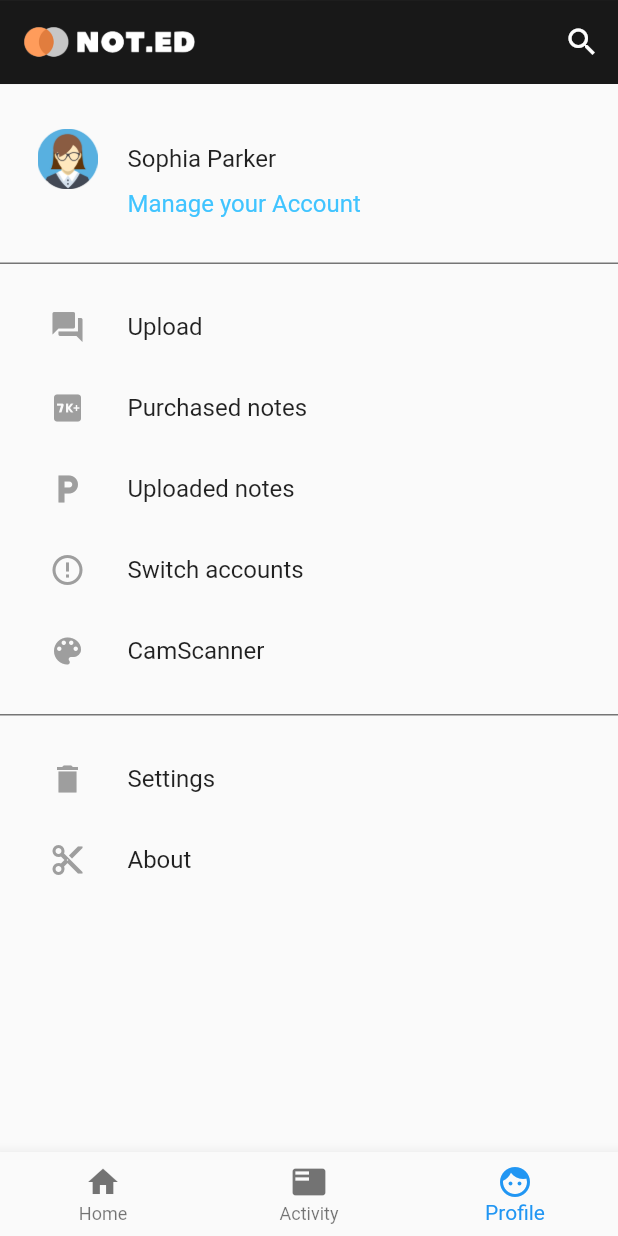
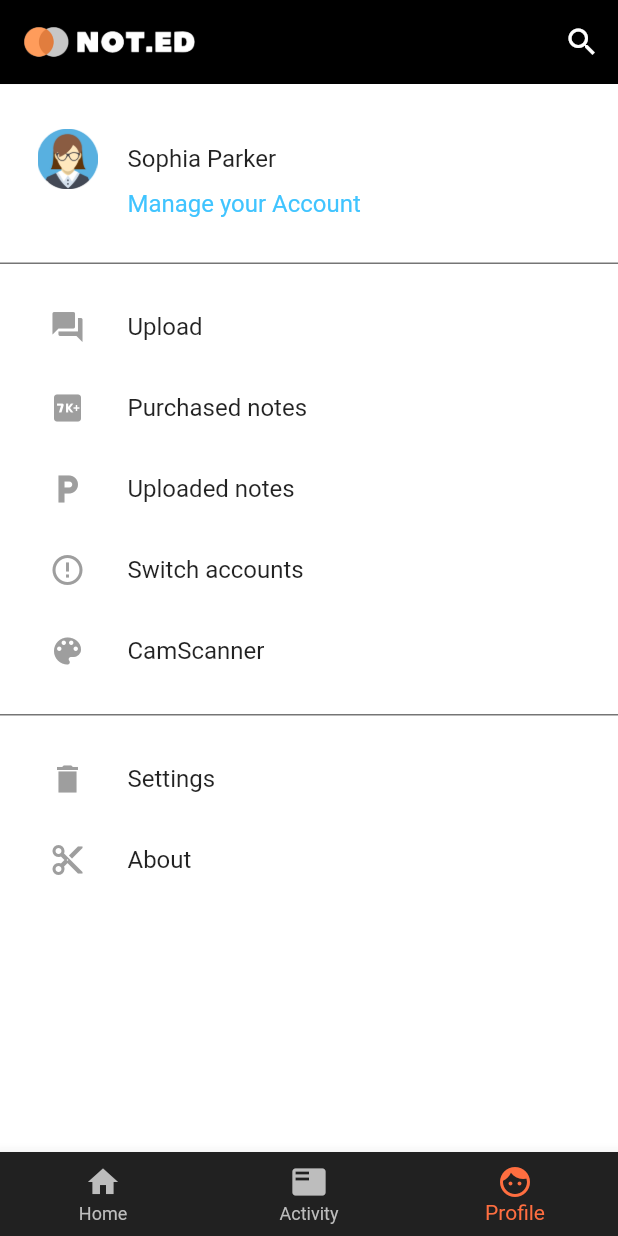
Before and after one commit to not-ed-app/NOT.ED-v1.2, a Flutter app: the screen it shows after launch, item 3 of the bottom bar chosen, on a phone screen of 412 x 824 dp. Run offline on Flutter 3.47's test engine with Material 2 defaults, Android fonts, the light colour scheme and no system bars; our stand-ins replace cloud_firestore, firebase_auth, firebase_core, google_sign_in; missing offline and left inert: flutter_plugin_pdf_viewer; accounts and stored records are empty; network calls fail.

Commit message:
Colour theme changes according to system theme.

```diff
--- a/lib/app.dart
+++ b/lib/app.dart
@@ -8,21 +8,23 @@ import 'package:noted_app/ui/screens/splash_screen.dart';
 class NotedApp extends StatelessWidget {
   @override
   Widget build(BuildContext context) {
-    return MaterialApp(
+    var materialApp = MaterialApp(
       debugShowCheckedModeBanner: false,
       title: 'NOT.ED',
-      // theme: buildTheme(),
-     theme: ThemeData(
-       // Define the default brightness and colors.
-       // brightness: Brightness.dark,
-       // primaryColor: Colors.grey[850],
-       appBarTheme: AppBarTheme(elevation: 0.1, color: Colors.black87),
-       accentColor: Colors.deepOrange[400],
-     ),
-      //darkTheme: ThemeData.dark(),
-      // New code
-      //initialRoute: '/login',
-      //initialRoute: 'Home()',
+      theme: ThemeData(
+        brightness: Brightness.light,
+        scaffoldBackgroundColor: Colors.white,
+        appBarTheme: AppBarTheme(elevation: 0.1, color: Colors.black),
+        accentColor: Colors.deepOrangeAccent,
+      ),
+      darkTheme: ThemeData(
+        brightness: Brightness.dark,
+        scaffoldBackgroundColor: Colors.black,
+        appBarTheme: AppBarTheme(elevation: 0.1, color: Colors.black),
+        accentColor: Colors.deepOrangeAccent,
+      ),
+      themeMode: ThemeMode.light,
+      // ThemeMode.system to follow system theme,
       initialRoute: '/',
       routes: {
         '/': (context) => Home(),
@@ -38,5 +40,6 @@ class NotedApp extends StatelessWidget {
         //'/': (context) => LoginScreen(),
       },
     );
+    return materialApp;
   }
 }
--- a/lib/ui/dbevent.dart
+++ /dev/null
@@ -1,24 +0,0 @@
-import 'package:cloud_firestore/cloud_firestore.dart';
-import 'package:uuid/uuid.dart';
-
-
-class EventService{
-  FirebaseFirestore _firestore = FirebaseFirestore.instance;
-  String ref = 'eUpload';
-
-
-    void uploadDetails({String id,String title,String details, String price,String image,String file,Timestamp publishedDate}){
-      var id =Uuid();
-      String pEventId = id.v1();
-  _firestore.collection(ref).doc(pEventId).set({
-    'title' : title,
-    'id' : pEventId,
-    'details' : details,
-    'price' : price,
-    'image' : image,
-    'publishedDate' : DateTime.now(),
-    'file' : file,
-  });
-
-    }
-}
--- a/lib/ui/screens/home.dart
+++ b/lib/ui/screens/home.dart
@@ -127,7 +127,7 @@ class Home extends StatefulWidget {
 //class searchSuggestions extends StatelessWidget{}
 
 class MyAppState extends State<Home> {
-  int _selectedTab = 0;
+  int _selectedTab = 1;
   final _pageOptions = [
     Landing(),
     Library(),
@@ -139,7 +139,6 @@ class MyAppState extends State<Home> {
     return Scaffold(
         resizeToAvoidBottomInset: false,
         appBar: AppBar(
-          //backgroundColor: Colors.grey[850],
           title: Image(
             image: AssetImage("assets/logowithtexttoright.png"),
             height: 20.0,
@@ -160,16 +159,10 @@ class MyAppState extends State<Home> {
 
         body:
          _pageOptions[_selectedTab],
-        bottomNavigationBar: Theme(
-          data: Theme.of(context).copyWith(
-              // sets the background color of the `BottomNavigationBar`
-              // sets the active color of the `BottomNavigationBar` if `Brightness` is light
-              primaryColor: Colors.deepOrange[400],
-              textTheme: Theme.of(context)
-                  .textTheme
-                  .copyWith(caption: new TextStyle(color: Colors.grey[400]))),
-          // sets the inactive color of the `BottomNavigationBar`*/
-          child: new BottomNavigationBar(
+        bottomNavigationBar: new BottomNavigationBar(
+          backgroundColor: Colors.grey[900],
+          selectedItemColor: Colors.deepOrangeAccent,
+          unselectedItemColor: Colors.grey[400],
           currentIndex: _selectedTab,
           onTap: (int index) {
             setState(() {
@@ -179,20 +172,19 @@ class MyAppState extends State<Home> {
           items: [
             BottomNavigationBarItem(
               icon: Icon(Icons.home),
-                title: Text('Home'),
+              label: "Home",
             ),
             BottomNavigationBarItem(
               icon: Icon(Icons.featured_play_list),
-                title: Text('Activity'),
+              label: "Activity",
             ),
             BottomNavigationBarItem(
               icon: Icon(
                 Icons.face,
               ),
-                title: Text('Profile'),
+              label: "Profile",
             ),
           ],
-          ),
         ));
     //);
   }
--- a/lib/ui/screens/profile.dart
+++ b/lib/ui/screens/profile.dart
@@ -1,5 +1,5 @@
 import 'package:flutter/material.dart';
-import 'package:noted_app/ui/about.dart';
+import 'about.dart';
 import 'package:url_launcher/url_launcher.dart';
 // import 'dart:async';
 // import 'dart:io';
```
Also changed, not shown: lib/ui/screens/about.dart (renamed from lib/ui/about.dart), 1 other file. Lines whose indentation alone changed are shown as unchanged.
